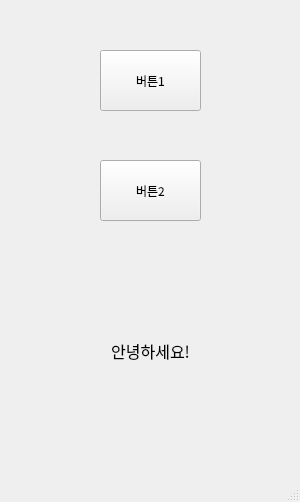
Before: the Qt Designer form ui/uiTest.ui in loverikim/guiTest02_20240329, drawn with Qt 5.
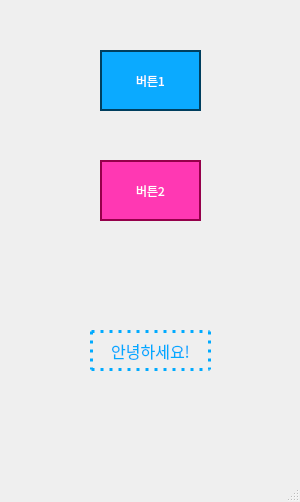
After: the same form once the commit is applied.

Commit message: 아이콘 이미지 추가, ui 디자인 적용.

```diff
--- a/ui/uiTest.ui
+++ b/ui/uiTest.ui
@@ -18,6 +18,10 @@
   <property name="windowTitle">
    <string>MainWindow</string>
   </property>
+  <property name="styleSheet">
+   <string notr="true">color:#fffff
+background-color: rgb(17, 149, 231);</string>
+  </property>
   <widget class="QWidget" name="centralwidget">
    <widget class="QPushButton" name="button1">
     <property name="geometry">
@@ -28,6 +32,11 @@
       <height>61</height>
      </rect>
     </property>
+    <property name="styleSheet">
+     <string notr="true">color:rgb(255, 255, 255);
+background-color: rgb(11, 170, 255);
+border:2px solid rgb(0, 62, 94);</string>
+    </property>
     <property name="text">
      <string>버튼1</string>
     </property>
@@ -41,6 +50,12 @@
       <height>61</height>
      </rect>
     </property>
+    <property name="styleSheet">
+     <string notr="true">color:#ffffff;
+background-color: rgb(255, 56, 179);
+border:2px solid  rgb(149, 0, 74);
+</string>
+    </property>
     <property name="text">
      <string>버튼2</string>
     </property>
@@ -61,6 +76,10 @@
       <kerning>true</kerning>
      </font>
     </property>
+    <property name="styleSheet">
+     <string notr="true">color: #00aaff;
+border:3px dotted #00aaff</string>
+    </property>
     <property name="text">
      <string>안녕하세요!</string>
     </property>
```
Left out of the diff: 2 changed lines with no effect on the pictures. The commit also changes 3 other files.
